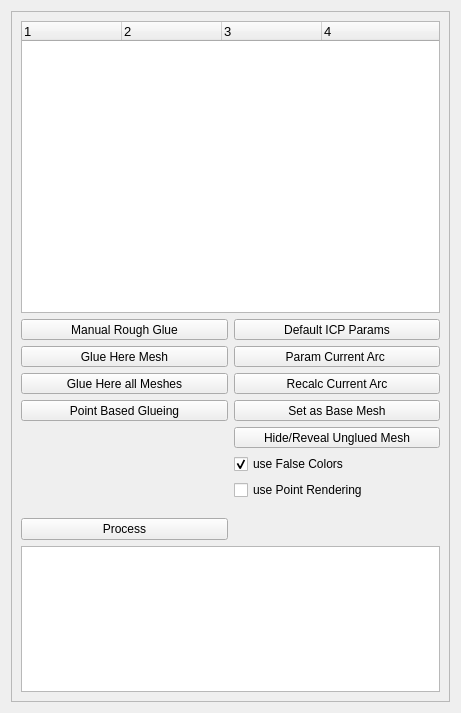
This is src/meshlabplugins/edit_align/alignDialog.ui in cnr-isti-vclab/meshlab as Qt 5 draws it before an edit. The edited form follows.
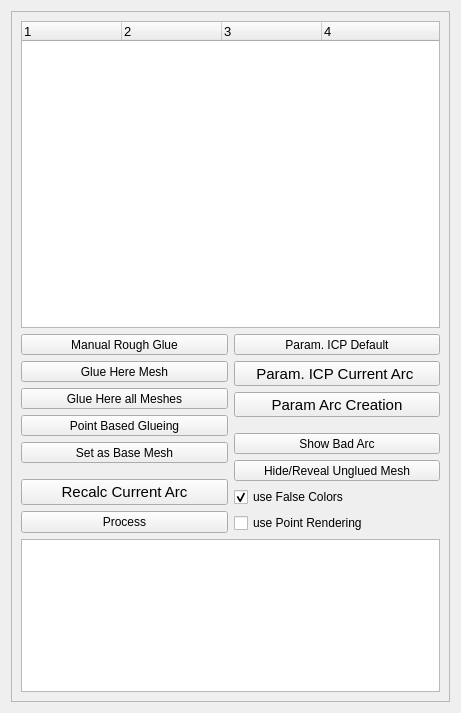
This is the edited form.

Commit message: HEAVY RESTRUCTURING of the alignment tool; Many major changes: - New parameter for controlling the arc creation process - Search of bad alignment - Improved ICP (borderflag bug removed) - Improved Process (now it only compute new arcs and it does not recompute all the arcs every time) Global Alignment is triggered every time.

The edit to the form file:
```diff
--- a/src/meshlabplugins/edit_align/alignDialog.ui
+++ b/src/meshlabplugins/edit_align/alignDialog.ui
@@ -120,6 +120,22 @@
             </property>
            </widget>
           </item>
+          <item>
+           <widget class="QToolButton" name="baseMeshButton">
+            <property name="sizePolicy">
+             <sizepolicy hsizetype="Minimum" vsizetype="Fixed">
+              <horstretch>0</horstretch>
+              <verstretch>0</verstretch>
+             </sizepolicy>
+            </property>
+            <property name="toolTip">
+             <string>When pressed it make the current mesh as base mesh, e.g. the one with a Identity as transformation.</string>
+            </property>
+            <property name="text">
+             <string>Set as Base Mesh</string>
+            </property>
+           </widget>
+          </item>
           <item>
            <spacer>
             <property name="orientation">
@@ -128,11 +144,29 @@
             <property name="sizeHint" stdset="0">
              <size>
               <width>158</width>
-              <height>13</height>
+              <height>5</height>
              </size>
             </property>
            </spacer>
           </item>
+          <item>
+           <widget class="QPushButton" name="recalcButton">
+            <property name="sizePolicy">
+             <sizepolicy hsizetype="Minimum" vsizetype="Fixed">
+              <horstretch>0</horstretch>
+              <verstretch>0</verstretch>
+             </sizepolicy>
+            </property>
+            <property name="font">
+             <font>
+              <pointsize>11</pointsize>
+             </font>
+            </property>
+            <property name="text">
+             <string>Recalc Current Arc</string>
+            </property>
+           </widget>
+          </item>
           <item>
            <widget class="QPushButton" name="icpButton">
             <property name="text">
@@ -153,7 +187,7 @@
              </sizepolicy>
             </property>
             <property name="text">
-             <string>Default ICP Params</string>
+             <string> Param. ICP Default </string>
             </property>
            </widget>
           </item>
@@ -165,26 +199,51 @@
               <verstretch>0</verstretch>
              </sizepolicy>
             </property>
+            <property name="font">
+             <font>
+              <pointsize>11</pointsize>
+             </font>
+            </property>
             <property name="text">
-             <string>Param Current Arc </string>
+             <string>Param. ICP Current Arc </string>
             </property>
            </widget>
           </item>
           <item>
-           <widget class="QToolButton" name="recalcButton">
+           <widget class="QToolButton" name="meshTreeParamButton">
             <property name="sizePolicy">
              <sizepolicy hsizetype="Minimum" vsizetype="Fixed">
               <horstretch>0</horstretch>
               <verstretch>0</verstretch>
              </sizepolicy>
             </property>
+            <property name="font">
+             <font>
+              <pointsize>11</pointsize>
+              <weight>50</weight>
+              <bold>false</bold>
+             </font>
+            </property>
             <property name="text">
-             <string>Recalc Current Arc</string>
+             <string>Param Arc Creation</string>
             </property>
            </widget>
           </item>
           <item>
-           <widget class="QToolButton" name="baseMeshButton">
+           <spacer>
+            <property name="orientation">
+             <enum>Qt::Vertical</enum>
+            </property>
+            <property name="sizeHint" stdset="0">
+             <size>
+              <width>20</width>
+              <height>10</height>
+             </size>
+            </property>
+           </spacer>
+          </item>
+          <item>
+           <widget class="QToolButton" name="badArcButton">
             <property name="sizePolicy">
              <sizepolicy hsizetype="Minimum" vsizetype="Fixed">
               <horstretch>0</horstretch>
@@ -195,7 +254,7 @@
              <string>When pressed it make the current mesh as base mesh, e.g. the one with a Identity as transformation.</string>
             </property>
             <property name="text">
-             <string>Set as Base Mesh</string>
+             <string>Show Bad Arc</string>
             </property>
            </widget>
           </item>
@@ -229,19 +288,6 @@
             </property>
            </widget>
           </item>
-          <item>
-           <spacer>
-            <property name="orientation">
-             <enum>Qt::Vertical</enum>
-            </property>
-            <property name="sizeHint" stdset="0">
-             <size>
-              <width>20</width>
-              <height>40</height>
-             </size>
-            </property>
-           </spacer>
-          </item>
          </layout>
         </item>
        </layout>
```
Left out of the diff: 3 changed lines with no effect on the pictures. The commit also changes 16 other files.
